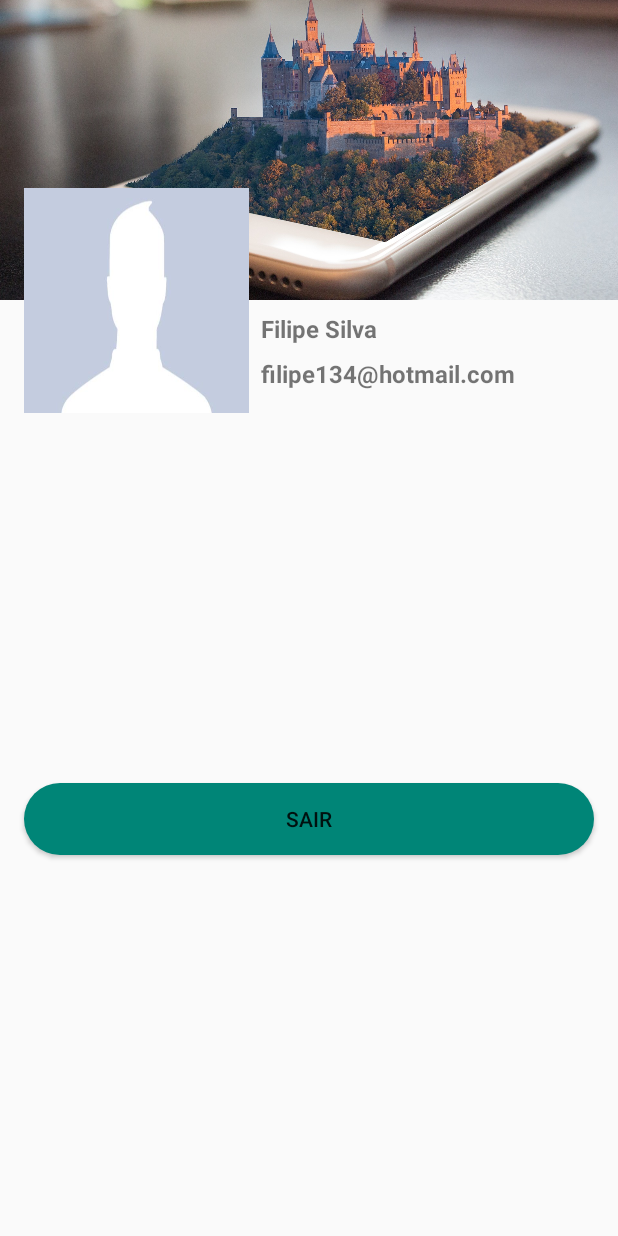
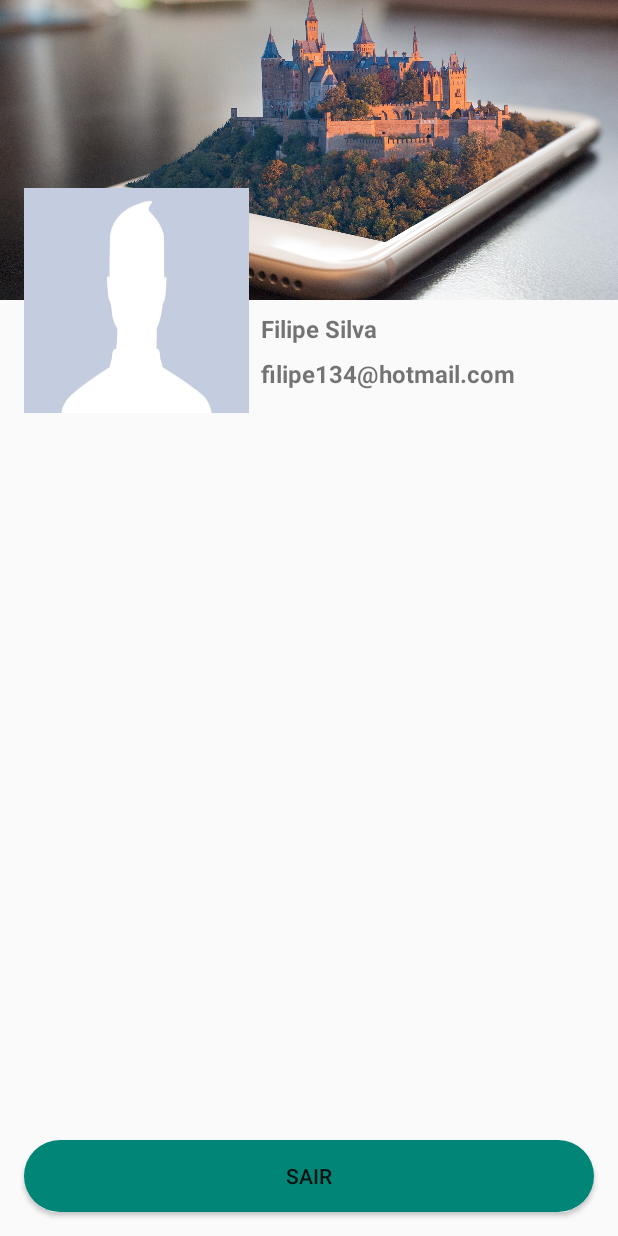
Before and after one commit to FilipeS134/ProjetoAPP, an Android app: the layout fragment_perfil.xml on its own in the app's theme, with its tools: preview values and no code run, on a phone screen of 412 x 824 dp. Run offline under Robolectric (Android 15) with nearby library versions, the phone set to English and light mode, and no system bars.

```diff
--- a/app/src/main/res/layout/fragment_perfil.xml
+++ b/app/src/main/res/layout/fragment_perfil.xml
@@ -34,13 +34,12 @@
         android:layout_gravity="bottom|end"
         android:layout_marginStart="16dp"
         android:layout_marginEnd="16dp"
-        android:layout_marginBottom="8dp"
+        android:layout_marginBottom="16dp"
         android:background="@drawable/bg_button_redondo"
         android:text="Sair"
         app:layout_constraintBottom_toBottomOf="parent"
         app:layout_constraintEnd_toEndOf="parent"
-        app:layout_constraintStart_toStartOf="parent"
-        app:layout_constraintTop_toBottomOf="@+id/imageView_perfil" />
+        app:layout_constraintStart_toStartOf="parent" />
 
     <ImageView
         android:id="@+id/imageView_perfil"
```
Also changed, not shown: app/src/main/java/com/example/trocalivre/fragment/AnuncioFragment.java (+6 -1 lines).
